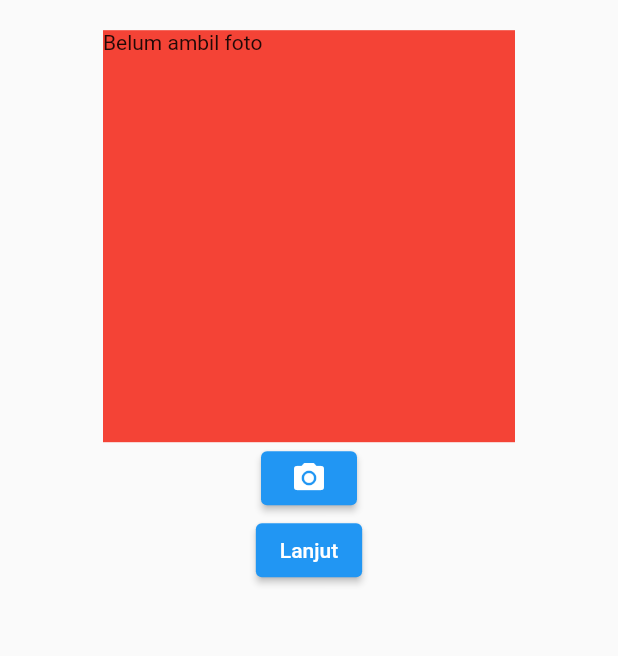
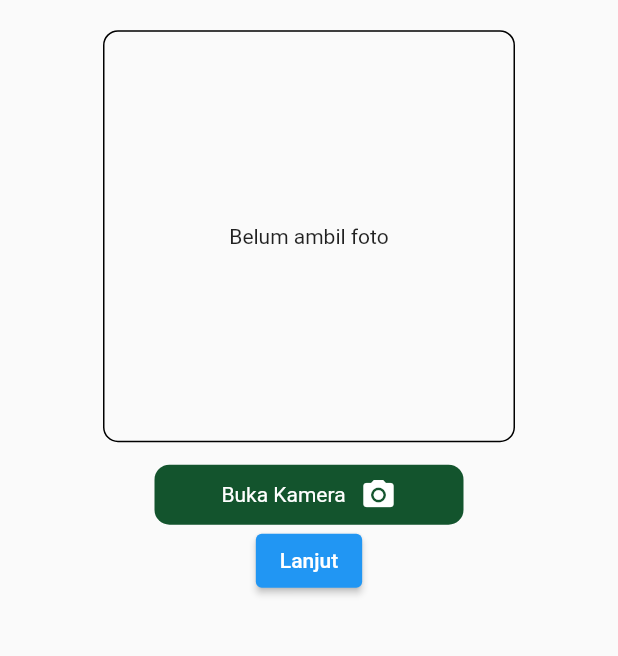
Before and after one commit to sedjierichson/Skripsi-Presensi, a Flutter app: the AmbilFoto screen opened directly, on a phone screen of 412 x 824 dp, the part 104-760 px from its top. Run offline on Flutter 3.47's test engine with Material 2 defaults, Android fonts, the phone set to English and light mode, and no system bars; our stand-ins replace device_info_plus, flutter_datetime_picker, flutter_local_notifications, font_awesome_flutter, get_storage, hexcolor and 4 more; missing offline and left inert: flutter_verification_code; accounts and stored records are empty.

Commit message:
bug fix ambil foto

```diff
--- a/aplikasi_presensi/lib/Pages/ambil_foto.dart
+++ b/aplikasi_presensi/lib/Pages/ambil_foto.dart
@@ -1,14 +1,17 @@
-// ignore_for_file: prefer_const_literals_to_create_immutables, prefer_const_constructors
+// ignore_for_file: prefer_const_literals_to_create_immutables, prefer_const_constructors, use_build_context_synchronously
 
 import 'dart:async';
 import 'dart:convert';
 import 'dart:io';
 import 'dart:math';
 
+import 'package:aplikasi_presensi/Pages/bottom_navbar.dart';
+import 'package:aplikasi_presensi/Pages/home_page.dart';
 import 'package:aplikasi_presensi/api/dbservices_presensi.dart';
 import 'package:flutter/material.dart';
 import 'package:flutter/src/widgets/framework.dart';
 import 'package:flutter/src/widgets/placeholder.dart';
+import 'package:hexcolor/hexcolor.dart';
 import 'package:image_picker/image_picker.dart';
 import 'package:aplikasi_presensi/globals.dart' as globals;
 import 'package:intl/intl.dart';
@@ -38,19 +41,31 @@ class _AmbilFotoState extends State<AmbilFoto> {
   }
 
   void insertAbsenMasuk() async {
+    if (base64Image == null) {
+      globals.showAlertError(
+          context: context,
+          message: "Ambil foto selfie untuk melengkapi presensi");
+    } else {
       try {
         var res = await dbPresensi.insertAbsenMasuk(
             globals.currentPegawai.nik.toString(),
             1,
             tanggalAbsen.toString(),
             jamSekarang,
-        base64Image.toString(),
-      );
+            base64Image!,
+            getRandomString(10) + "_" + image!.path.split('/').last);
         if (res['status'] == 1) {
           globals.showAlertBerhasil(
               context: context, message: 'Berhasil absen masuk');
-        Navigator.pushReplacement(context,
-            MaterialPageRoute(builder: (BuildContext context) => super.widget));
+          Navigator.pushAndRemoveUntil(
+            context,
+            MaterialPageRoute(
+              builder: (BuildContext context) {
+                return BottomNavBar();
+              },
+            ),
+            (route) => false,
+          );
         }
         print(res['status']);
       } catch (e) {
@@ -58,6 +73,7 @@ class _AmbilFotoState extends State<AmbilFoto> {
           context: context,
           message: e.toString(),
         );
+      }
     }
   }
 
@@ -116,9 +132,12 @@ class _AmbilFotoState extends State<AmbilFoto> {
                   height: 20,
                 ),
                 Container(
+                  alignment: Alignment.center,
                   height: MediaQuery.of(context).size.width / 1.5,
                   width: MediaQuery.of(context).size.width / 1.5,
-                  color: Colors.red,
+                  decoration: BoxDecoration(
+                      border: Border.all(),
+                      borderRadius: BorderRadius.circular(10)),
                   child: image == null
                       ? Text('Belum ambil foto')
                       : Image.file(
@@ -128,9 +147,33 @@ class _AmbilFotoState extends State<AmbilFoto> {
                           fit: BoxFit.cover,
                         ),
                 ),
-                ElevatedButton(
-                  onPressed: getImage,
-                  child: Icon(Icons.camera_alt),
+                SizedBox(height: 15),
+                GestureDetector(
+                  onTap: () => getImage(),
+                  child: Container(
+                    alignment: Alignment.center,
+                    decoration: BoxDecoration(
+                        color: HexColor('#13542D'),
+                        borderRadius: BorderRadius.circular(10)),
+                    width: MediaQuery.of(context).size.width / 2,
+                    height: 40,
+                    child: Row(
+                      mainAxisAlignment: MainAxisAlignment.center,
+                      children: [
+                        Text(
+                          'Buka Kamera',
+                          style: TextStyle(color: Colors.white),
+                        ),
+                        SizedBox(
+                          width: 10,
+                        ),
+                        Icon(
+                          Icons.camera_alt,
+                          color: Colors.white,
+                        ),
+                      ],
+                    ),
+                  ),
                 ),
                 ElevatedButton(
                   onPressed: insertAbsenMasuk,
--- a/aplikasi_presensi/lib/api/apidbconfig.dart
+++ b/aplikasi_presensi/lib/api/apidbconfig.dart
@@ -1,5 +1,10 @@
+// iOS
 const apiUrl = "http://127.0.0.1:8888/api-presensi/api-presensi/api";
 const apiRUTAN = "http://127.0.0.1:8888/contoh-api-rutan/contoh-api-rutan/api";
+
+// Android
 // const apiUrl = "http://10.0.2.2:8888/api-presensi/api-presensi/api";
+
+// Real Device
 // const apiRUTAN = "http://192.168.0.104:8888/api-presensi/api-presensi/api";
 // 192.168.0.102
--- a/aplikasi_presensi/pubspec.yaml
+++ b/aplikasi_presensi/pubspec.yaml
@@ -41,7 +41,6 @@ dependencies:
   image_picker: ^0.8.7
   intl: ^0.18.0
   modal_bottom_sheet: ^3.0.0-pre
-  month_picker_dialog: ^1.0.0
   quickalert: ^1.0.1
   timezone: ^0.9.1
 
```
Also changed, not shown: aplikasi_presensi/lib/Pages/home_page.dart (+25 -24 lines), aplikasi_presensi/lib/api/dbservices_presensi.dart (+8 -7 lines). Lines whose indentation alone changed are shown as unchanged.
